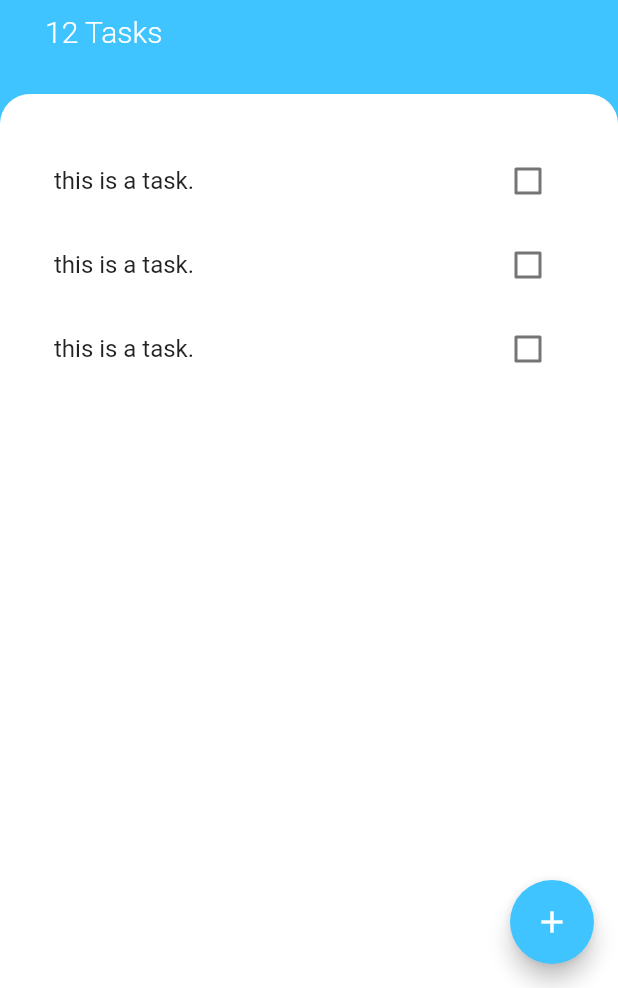
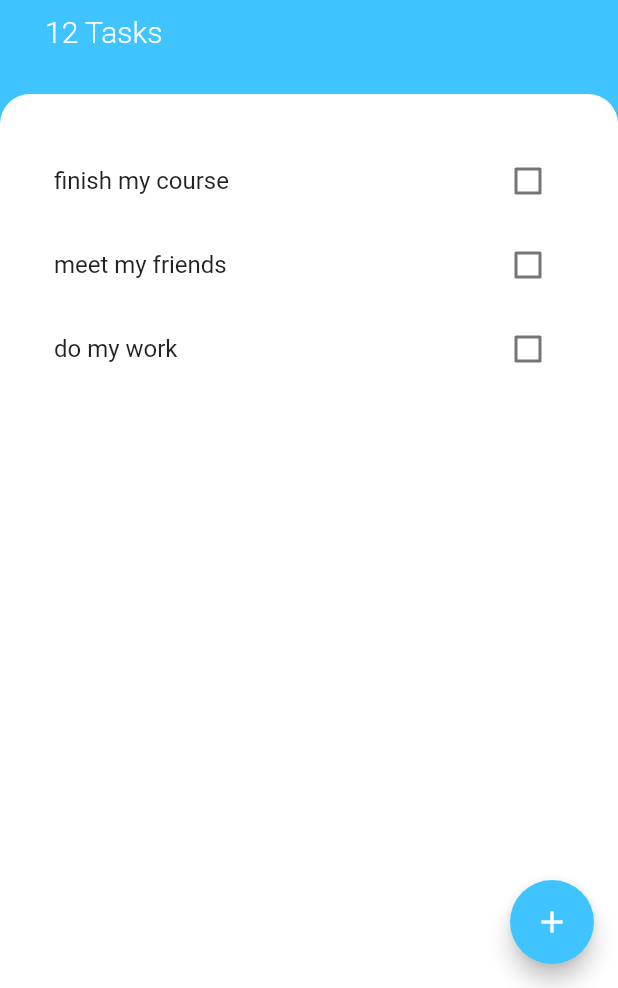
Before and after one commit to AmrAbdelmagid/Todoey_Flutter-to-do-app, a Flutter app: the screen it shows after launch, on a phone screen of 412 x 824 dp, the part 248-1236 px from its top. Run offline on Flutter 3.47's test engine with Material 2 defaults, Android fonts, the phone set to English and light mode, and no system bars.

Commit message:
make the list dynamic by ListView.builder

```diff
--- a/lib/models/task.dart
+++ b/lib/models/task.dart
@@ -1,7 +1,7 @@
 class Task{
   final String name;
   bool isDone;
-  Task({this.name,this.isDone});
+  Task({this.name,this.isDone = false});
   void toggleIsDone(){
     isDone = !isDone;
   }
--- a/lib/widgets/task_tile.dart
+++ b/lib/widgets/task_tile.dart
@@ -1,31 +1,24 @@
 import 'package:flutter/material.dart';
 
-class TaskTile extends StatefulWidget {
-  @override
-  _TaskTileState createState() => _TaskTileState();
-}
+class TaskTile extends StatelessWidget {
+  final String name;
+  final bool isChecked;
+  final Function onChangedCallback;
 
-class _TaskTileState extends State<TaskTile> {
-  bool isChecked = false;
+  TaskTile({this.name,this.isChecked,this.onChangedCallback});
+
   @override
   Widget build(BuildContext context) {
     return ListTile(
-      title: Text('this is a task.',style: TextStyle(decoration: isChecked ? TextDecoration.lineThrough : null),),
-      trailing: TaskTileCheckbox(checkboxState: isChecked,checkboxCallback: (value){
-        setState(() {
-          isChecked = value;
-        });
-      },),
+      title: Text(
+        name,
+        style: TextStyle(
+            decoration: isChecked ? TextDecoration.lineThrough : null),
+      ),
+      trailing: Checkbox(
+        value: isChecked,
+        onChanged: onChangedCallback,
+      ),
     );
   }
 }
-
-class TaskTileCheckbox extends StatelessWidget {
-  final bool checkboxState;
-  final Function checkboxCallback;
-  TaskTileCheckbox({this.checkboxState,this.checkboxCallback});
-  @override
-  Widget build(BuildContext context) {
-    return Checkbox(value: checkboxState,onChanged: checkboxCallback,);
-  }
-}
--- a/lib/widgets/tasks_list.dart
+++ b/lib/widgets/tasks_list.dart
@@ -1,15 +1,30 @@
 import 'package:flutter/material.dart';
 import 'package:todoey/widgets/task_tile.dart';
+import 'package:todoey/models/task.dart';
 
-class TasksList extends StatelessWidget {
+List<Task> tasks = [
+ Task(name: 'finish my course'),
+ Task(name: 'meet my friends'),
+ Task(name: 'do my work'),
+];
+
+class TasksList extends StatefulWidget {
+  @override
+  _TasksListState createState() => _TasksListState();
+}
+
+class _TasksListState extends State<TasksList> {
   @override
   Widget build(BuildContext context) {
-    return ListView(
-      children: [
-        TaskTile(),
-        TaskTile(),
-        TaskTile(),
-      ],
+    return ListView.builder(
+      itemBuilder: (context,index){
+        return TaskTile(name: tasks[index].name,isChecked: tasks[index].isDone,onChangedCallback: (checkboxState){
+          setState(() {
+            tasks[index].toggleIsDone();
+          });
+        },);
+      },
+      itemCount: tasks.length,
     );
   }
 }
```
